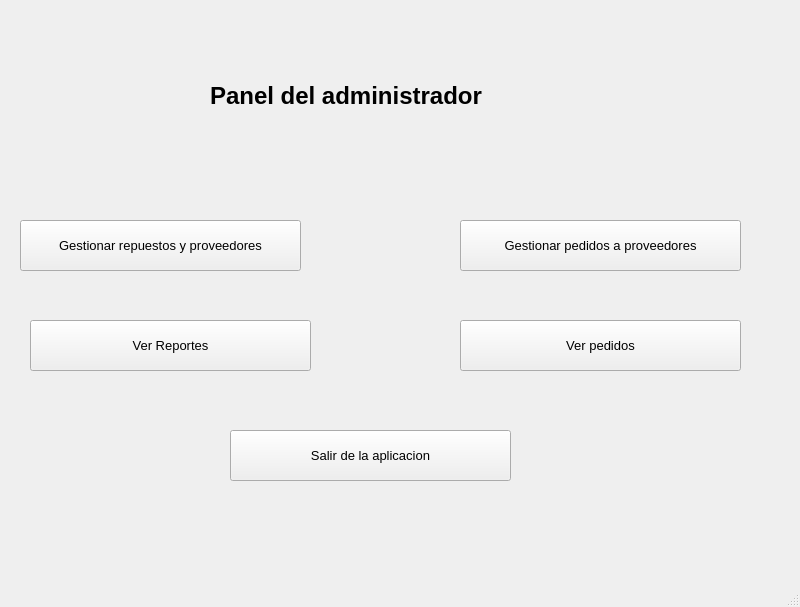
Qt form src/vista/Ui/VistaAdministrador.ui (AdrianUnileon/Taller-Mecanico) before a commit.
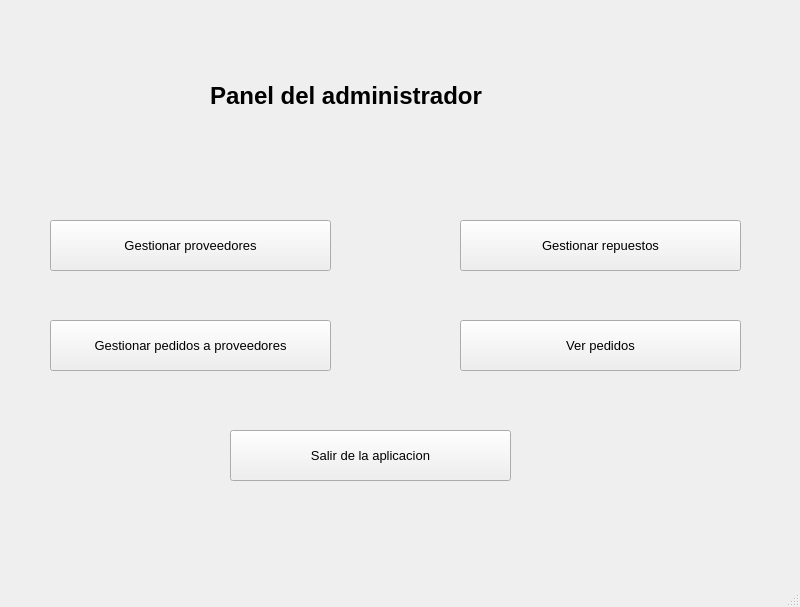
The same form after that commit.

```diff
--- a/src/vista/Ui/VistaAdministrador.ui
+++ b/src/vista/Ui/VistaAdministrador.ui
@@ -38,7 +38,7 @@
    <widget class="QPushButton" name="btnGestionarRepuestosyProveedores">
     <property name="geometry">
      <rect>
-      <x>20</x>
+      <x>50</x>
       <y>220</y>
       <width>281</width>
       <height>51</height>
@@ -51,14 +51,14 @@
      </font>
     </property>
     <property name="text">
-     <string>Gestionar repuestos y proveedores</string>
+     <string>Gestionar proveedores</string>
     </property>
    </widget>
    <widget class="QPushButton" name="btnGestionarPedidosProveedores">
     <property name="geometry">
      <rect>
-      <x>460</x>
-      <y>220</y>
+      <x>50</x>
+      <y>320</y>
       <width>281</width>
       <height>51</height>
      </rect>
@@ -73,25 +73,6 @@
      <string>Gestionar pedidos a proveedores</string>
     </property>
    </widget>
-   <widget class="QPushButton" name="btnVerReportes">
-    <property name="geometry">
-     <rect>
-      <x>30</x>
-      <y>320</y>
-      <width>281</width>
-      <height>51</height>
-     </rect>
-    </property>
-    <property name="font">
-     <font>
-      <family>Segoe UI</family>
-      <pointsize>10</pointsize>
-     </font>
-    </property>
-    <property name="text">
-     <string>Ver Reportes</string>
-    </property>
-   </widget>
    <widget class="QPushButton" name="btnSalirAplicacion">
     <property name="geometry">
      <rect>
@@ -130,6 +111,25 @@
      <string>Ver pedidos</string>
     </property>
    </widget>
+   <widget class="QPushButton" name="btnGestionarRepuestos">
+    <property name="geometry">
+     <rect>
+      <x>460</x>
+      <y>220</y>
+      <width>281</width>
+      <height>51</height>
+     </rect>
+    </property>
+    <property name="font">
+     <font>
+      <family>Segoe UI</family>
+      <pointsize>10</pointsize>
+     </font>
+    </property>
+    <property name="text">
+     <string>Gestionar repuestos</string>
+    </property>
+   </widget>
   </widget>
   <widget class="QMenuBar" name="menubar">
    <property name="geometry">
```
Left out of the diff: 2 changed lines with no effect on the pictures.
